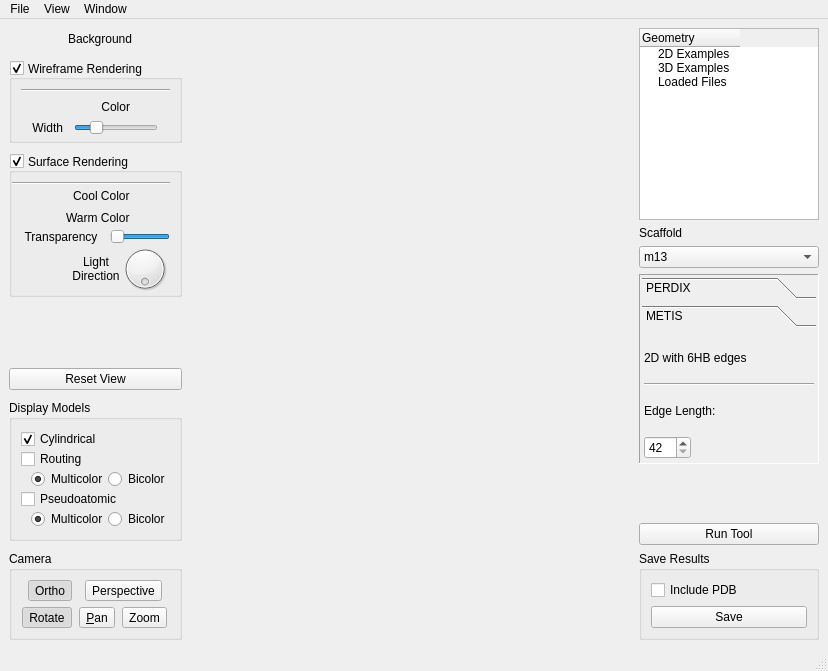
This is ui/AthenaMainWindow.ui in lcbb/athena as Qt 5 draws it before an edit. The edited form follows.
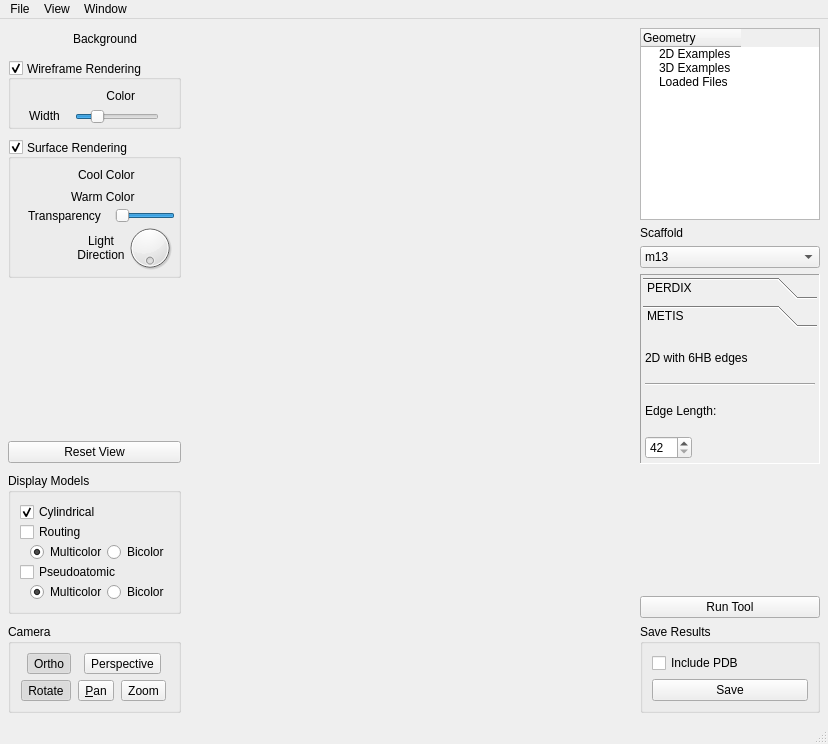
This is the edited form. The open tabs and pages were chosen to show the change. Custom widgets are drawn as their Qt base class.

Commit message: More GUI stuff; unflat sidebar layouts

The edit to the form file:
```diff
--- a/ui/AthenaMainWindow.ui
+++ b/ui/AthenaMainWindow.ui
@@ -7,7 +7,7 @@
     <x>0</x>
     <y>0</y>
     <width>828</width>
-    <height>671</height>
+    <height>744</height>
    </rect>
   </property>
   <property name="sizePolicy">
@@ -36,6 +36,12 @@
     </sizepolicy>
    </property>
    <layout class="QGridLayout" name="gridLayout">
+    <property name="leftMargin">
+     <number>8</number>
+    </property>
+    <property name="rightMargin">
+     <number>8</number>
+    </property>
     <item row="0" column="0">
      <layout class="QVBoxLayout" name="verticalLayout">
       <property name="spacing">
@@ -76,7 +82,7 @@
               <number>0</number>
              </property>
              <property name="rightMargin">
-              <number>9</number>
+              <number>3</number>
              </property>
              <property name="bottomMargin">
               <number>0</number>
@@ -140,7 +146,7 @@
               <set>Qt::AlignLeading|Qt::AlignLeft|Qt::AlignVCenter</set>
              </property>
              <property name="flat">
-              <bool>true</bool>
+              <bool>false</bool>
              </property>
              <property name="checkable">
               <bool>true</bool>
@@ -150,31 +156,24 @@
                <number>0</number>
               </property>
               <property name="leftMargin">
-               <number>9</number>
+               <number>3</number>
               </property>
               <property name="topMargin">
-               <number>9</number>
+               <number>5</number>
               </property>
               <property name="rightMargin">
-               <number>9</number>
+               <number>3</number>
               </property>
               <property name="bottomMargin">
-               <number>5</number>
+               <number>2</number>
               </property>
-              <item>
-               <widget class="Line" name="line_6">
-                <property name="orientation">
-                 <enum>Qt::Horizontal</enum>
-                </property>
-               </widget>
-              </item>
               <item>
                <layout class="QHBoxLayout" name="horizontalLayout_10">
                 <property name="spacing">
                  <number>0</number>
                 </property>
                 <property name="topMargin">
-                 <number>4</number>
+                 <number>0</number>
                 </property>
                 <item>
                  <spacer name="horizontalSpacer_2">
@@ -252,7 +251,7 @@
                    <string>Width</string>
                   </property>
                   <property name="alignment">
-                   <set>Qt::AlignRight|Qt::AlignTrailing|Qt::AlignVCenter</set>
+                   <set>Qt::AlignHCenter|Qt::AlignTop</set>
                   </property>
                  </widget>
                 </item>
@@ -298,7 +297,7 @@
               <enum>QFrame::NoFrame</enum>
              </property>
              <property name="currentIndex">
-              <number>0</number>
+              <number>1</number>
              </property>
              <widget class="QWidget" name="controls_2D_container">
               <property name="sizePolicy">
@@ -353,7 +352,7 @@
                   <set>Qt::AlignLeading|Qt::AlignLeft|Qt::AlignTop</set>
                  </property>
                  <property name="flat">
-                  <bool>true</bool>
+                  <bool>false</bool>
                  </property>
                  <property name="checkable">
                   <bool>true</bool>
@@ -363,24 +362,17 @@
                    <number>0</number>
                   </property>
                   <property name="leftMargin">
-                   <number>0</number>
+                   <number>3</number>
                   </property>
                   <property name="topMargin">
-                   <number>9</number>
+                   <number>5</number>
                   </property>
                   <property name="rightMargin">
-                   <number>9</number>
+                   <number>3</number>
                   </property>
                   <property name="bottomMargin">
-                   <number>0</number>
+                   <number>2</number>
                   </property>
-                  <item>
-                   <widget class="Line" name="line_7">
-                    <property name="orientation">
-                     <enum>Qt::Horizontal</enum>
-                    </property>
-                   </widget>
-                  </item>
                   <item>
                    <layout class="QHBoxLayout" name="horizontalLayout_12">
                     <property name="topMargin">
@@ -479,7 +471,7 @@
                   <set>Qt::AlignLeading|Qt::AlignLeft|Qt::AlignVCenter</set>
                  </property>
                  <property name="flat">
-                  <bool>true</bool>
+                  <bool>false</bool>
                  </property>
                  <property name="checkable">
                   <bool>true</bool>
@@ -495,24 +487,17 @@
                    <enum>QLayout::SetDefaultConstraint</enum>
                   </property>
                   <property name="leftMargin">
-                   <number>0</number>
+                   <number>3</number>
                   </property>
                   <property name="topMargin">
-                   <number>9</number>
+                   <number>5</number>
                   </property>
                   <property name="rightMargin">
-                   <number>9</number>
+                   <number>3</number>
                   </property>
                   <property name="bottomMargin">
-                   <number>0</number>
+                   <number>2</number>
                   </property>
-                  <item>
-                   <widget class="Line" name="line_5">
-                    <property name="orientation">
-                     <enum>Qt::Horizontal</enum>
-                    </property>
-                   </widget>
-                  </item>
                   <item>
                    <layout class="QHBoxLayout" name="horizontalLayout_13">
                     <property name="spacing">
@@ -1200,8 +1185,8 @@
                    <rect>
                     <x>0</x>
                     <y>0</y>
-                    <width>180</width>
-                    <height>73</height>
+                    <width>114</width>
+                    <height>28</height>
                    </rect>
                   </property>
                   <property name="sizePolicy">
@@ -1276,8 +1261,8 @@
                    <rect>
                     <x>0</x>
                     <y>0</y>
-                    <width>180</width>
-                    <height>73</height>
+                    <width>122</width>
+                    <height>28</height>
                    </rect>
                   </property>
                   <property name="sizePolicy">
@@ -1391,7 +1376,7 @@
                     <x>0</x>
                     <y>0</y>
                     <width>180</width>
-                    <height>73</height>
+                    <height>72</height>
                    </rect>
                   </property>
                   <property name="sizePolicy">
@@ -1467,7 +1452,7 @@
                     <x>0</x>
                     <y>0</y>
                     <width>180</width>
-                    <height>154</height>
+                    <height>147</height>
                    </rect>
                   </property>
                   <property name="sizePolicy">
```
